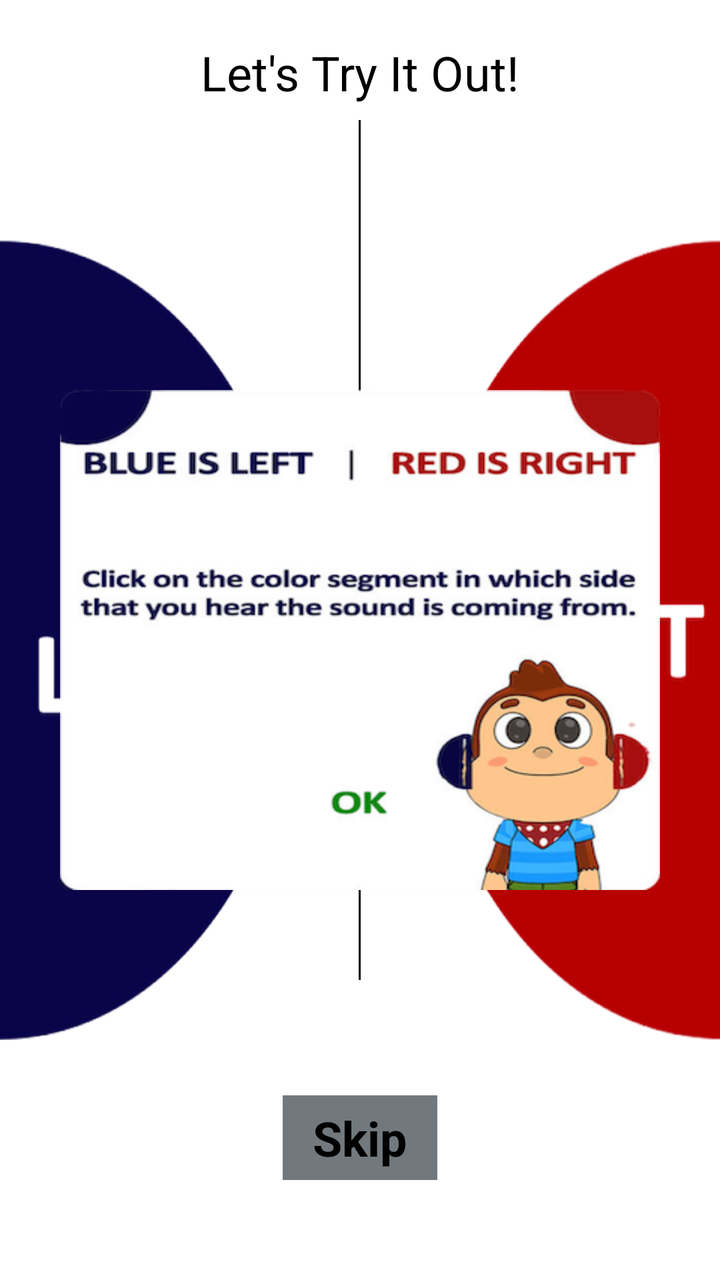
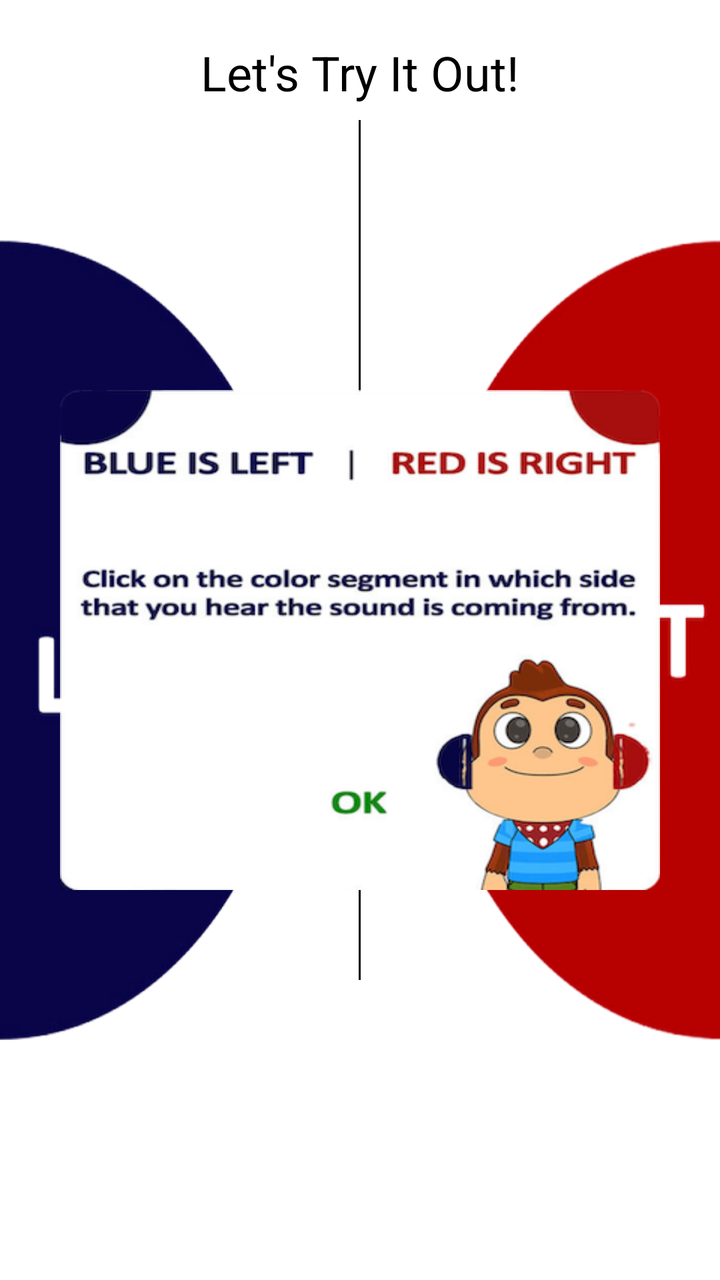

Compare the two renders of this Android layout. The source of the first and the diff that turns it into the second are given below.
<!-- AndroidManifest.xml: application theme Theme.IAhead -->
<!-- res/layout/activity_leftright.xml -->
<?xml version="1.0" encoding="utf-8"?>
<RelativeLayout xmlns:android="http://schemas.android.com/apk/res/android"
    android:layout_width="match_parent"
    android:layout_height="match_parent"
    android:orientation="vertical">

    <TextView
        android:layout_marginTop="20dp"
        android:layout_width="match_parent"
        android:layout_height="wrap_content"
        android:text="Let's Try It Out!"
        android:textSize="24dp"
        android:gravity="center_horizontal"
        android:textColor="@color/black"/>

        <LinearLayout
            android:layout_centerVertical="true"
            android:id="@+id/ll_left"
            android:background="@drawable/left"
            android:orientation="vertical"
            android:layout_weight="1"
            android:layout_width="150dp"
            android:layout_height="400dp">

        </LinearLayout>

        <View
            android:layout_centerHorizontal="true"
            android:layout_marginBottom="150dp"
            android:layout_marginTop="60dp"
            android:layout_width="1dp"
            android:layout_height="match_parent"
            android:background="@color/black"/>

        <LinearLayout
            android:layout_alignParentRight="true"
            android:layout_centerVertical="true"
            android:id="@+id/ll_right"
            android:layout_marginLeft="40dp"
            android:background="@drawable/right"
            android:orientation="vertical"
            android:layout_weight="1"
            android:layout_width="150dp"
            android:layout_height="400dp">

        </LinearLayout>

    <ImageView
        android:id="@+id/ivClose"
        android:layout_centerVertical="true"
        android:layout_marginRight="30dp"
        android:layout_marginLeft="30dp"
        android:layout_width="match_parent"
        android:layout_height="250dp"
        android:background="@drawable/soundcheck"/>

    <LinearLayout
        android:id="@+id/ll_skip"
        android:layout_marginBottom="50dp"
        android:layout_alignParentBottom="true"
        android:padding="5dp"
        android:layout_marginRight="30dp"
        android:layout_marginLeft="30dp"
        android:background="@color/dark_grey"
        android:layout_centerHorizontal="true"
        android:layout_width="wrap_content"
        android:layout_height="wrap_content">

        <TextView
            android:layout_marginLeft="10dp"
            android:layout_marginRight="10dp"
            android:id="@+id/tv_skip"
            android:layout_width="wrap_content"
            android:layout_height="wrap_content"
            android:text="Skip"
            android:textSize="24dp"
            android:textStyle="bold"
            android:textColor="@color/black"/>
    </LinearLayout>

    <LinearLayout
        android:id="@+id/ll_proceed"
        android:weightSum="2"
        android:visibility="gone"
        android:layout_marginBottom="50dp"
        android:layout_alignParentBottom="true"
        android:orientation="horizontal"
        android:layout_width="match_parent"
        android:layout_height="wrap_content">

        <LinearLayout
            android:padding="5dp"
            android:layout_marginRight="30dp"
            android:layout_marginLeft="30dp"
            android:background="@color/dark_grey"
            android:gravity="center_horizontal"
            android:layout_weight="1"
            android:layout_width="0dp"
            android:layout_height="wrap_content">

            <TextView
                android:layout_marginLeft="10dp"
                android:layout_marginRight="10dp"
                android:id="@+id/tv_repeat"
                android:layout_width="wrap_content"
                android:layout_height="wrap_content"
                android:text="Repeat"
                android:textSize="24dp"
                android:textStyle="bold"
                android:textColor="@color/black"/>
        </LinearLayout>

        <LinearLayout
            android:padding="5dp"
            android:layout_marginRight="30dp"
            android:layout_marginLeft="30dp"
            android:background="@color/dark_grey"
            android:gravity="center_horizontal"
            android:layout_weight="1"
            android:layout_width="0dp"
            android:layout_height="wrap_content">
            <TextView
                android:layout_marginLeft="10dp"
                android:layout_marginRight="10dp"
                android:id="@+id/tv_proceed"
                android:layout_width="wrap_content"
                android:layout_height="wrap_content"
                android:text="Proceed"
                android:textSize="24dp"
                android:textStyle="bold"
                android:layout_centerHorizontal="true"
                android:textColor="@color/black"/>
        </LinearLayout>
    </LinearLayout>
</RelativeLayout>
<!-- resources referenced by this layout -->
<resources>
  <color name="black">#FF000000</color>
  <color name="dark_grey">#71797E</color>
  <!-- drawable left: png bitmap (drawable, 80347 bytes) -->
  <!-- drawable right: png bitmap (drawable, 54598 bytes) -->
  <!-- drawable soundcheck: png bitmap (drawable, 100813 bytes) -->
  <style name="Theme.IAhead" parent="Theme.MaterialComponents.DayNight.NoActionBar">
          
          <item name="colorPrimary">@color/purple_500</item>
          <item name="colorPrimaryVariant">@color/purple_700</item>
          <item name="colorOnPrimary">@color/white</item>
          
          <item name="colorSecondary">@color/teal_200</item>
          <item name="colorSecondaryVariant">@color/teal_700</item>
          <item name="colorOnSecondary">@color/black</item>
          
          <item name="android:statusBarColor">?attr/colorPrimaryVariant</item>
          
      </style>
  <color name="purple_500">#FF6200EE</color>
  <color name="purple_700">#FF3700B3</color>
  <color name="white">#FFFFFFFF</color>
  <color name="teal_200">#FF03DAC5</color>
  <color name="teal_700">#FF018786</color>
</resources>

<!-- the commit's change to res/layout/activity_leftright.xml (unified diff, before → after) -->
@@ -55,6 +55,7 @@
         android:background="@drawable/soundcheck"/>
 
     <LinearLayout
+        android:visibility="gone"
         android:id="@+id/ll_skip"
         android:layout_marginBottom="50dp"
         android:layout_alignParentBottom="true"
